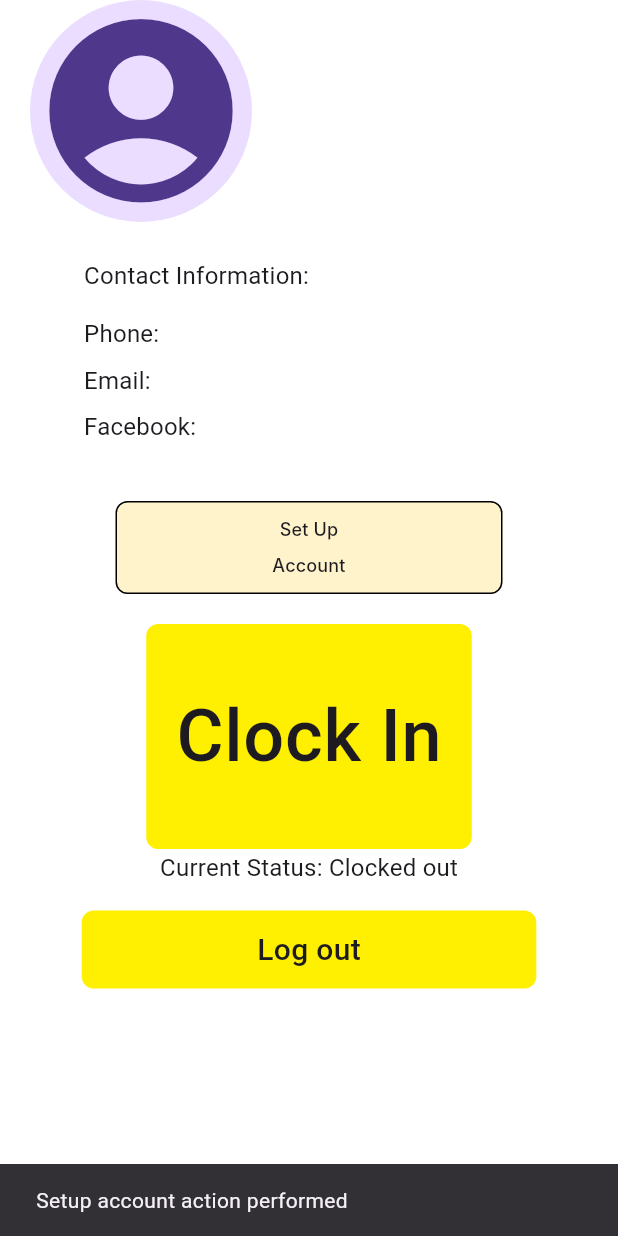
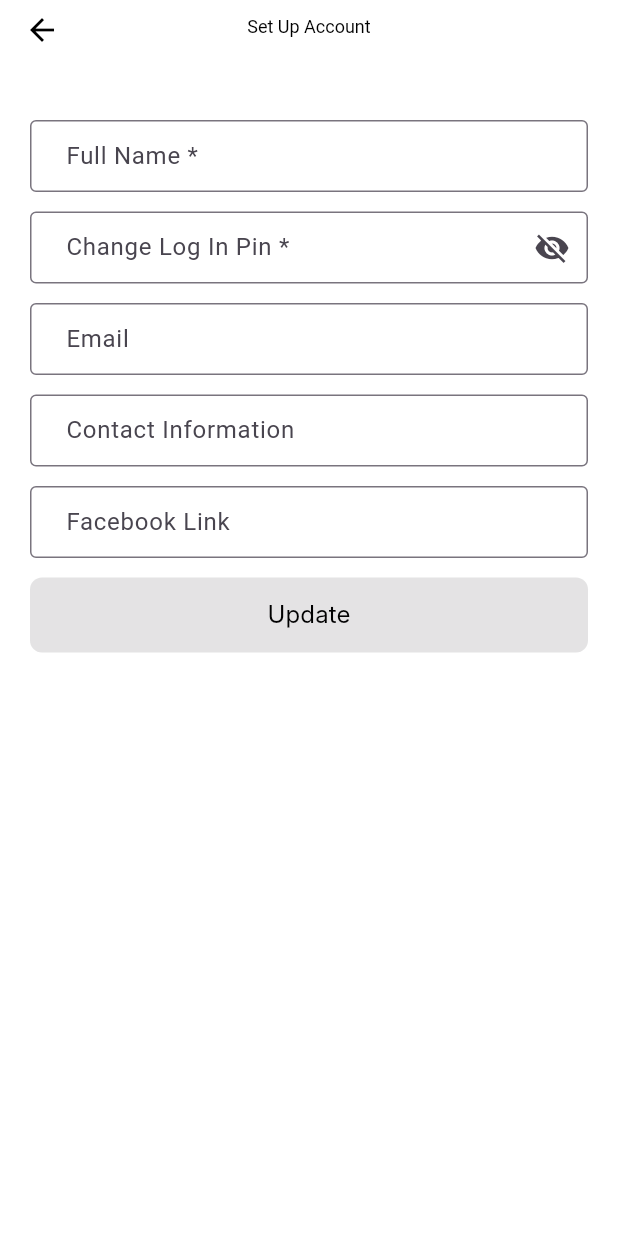
Before and after one commit to JeoSeutin07/chicks_mo_unli, a Flutter app: the ProfilePage screen opened directly, after a tap on "Set Up Account", on a phone screen of 412 x 824 dp. Run offline on Flutter 3.47's test engine with Material 3 defaults, Android fonts, the phone set to English and light mode, and no system bars; our stand-ins replace cloud_firestore, firebase_core, fl_chart, flutter_secure_storage; accounts and stored records are empty; Roboto replaces fonts that are missing (Inter, Quicksand).

Commit message:
Profile Fetching Properly

```diff
--- /dev/null
+++ b/lib/pages/Profile/widgets/setup_account.dart
@@ -0,0 +1,318 @@
+import 'package:cloud_firestore/cloud_firestore.dart';
+import 'package:flutter/material.dart';
+import 'package:provider/provider.dart';
+import '../../../providers/auth_provider.dart';
+
+class SetupAccountScreen extends StatefulWidget {
+  @override
+  _SetupAccountScreenState createState() => _SetupAccountScreenState();
+}
+
+class _SetupAccountScreenState extends State<SetupAccountScreen> {
+  final _formKey = GlobalKey<FormState>();
+  late TextEditingController _nameController;
+  late TextEditingController _pinController;
+  late TextEditingController _emailController;
+  late TextEditingController _phoneController;
+  late TextEditingController _facebookController;
+  bool _isChanged = false;
+  bool _isPinVisible = false; // Added to track PIN visibility
+
+  @override
+  void initState() {
+    super.initState();
+    final authProvider = Provider.of<AuthProvider>(context, listen: false);
+    _nameController = TextEditingController(text: authProvider.name);
+    _pinController = TextEditingController();
+    _emailController = TextEditingController(text: authProvider.email);
+    _phoneController = TextEditingController(text: authProvider.phoneNumber);
+    _facebookController = TextEditingController(text: authProvider.facebook);
+
+    _nameController.addListener(_onChanged);
+    _pinController.addListener(_onChanged);
+    _emailController.addListener(_onChanged);
+    _phoneController.addListener(_onChanged);
+    _facebookController.addListener(_onChanged);
+  }
+
+  void _onChanged() {
+    setState(() {
+      _isChanged = true;
+    });
+  }
+
+  Future<void> _updateDetails() async {
+    if (!_isChanged) return; // Skip update if no changes
+
+    final authProvider = Provider.of<AuthProvider>(context, listen: false);
+    final employeeId = authProvider.employeeId;
+
+    // Create a map to store only the changed fields
+    Map<String, dynamic> updates = {};
+
+    // Compare current values with initial ones and add changed fields to the map
+    if (_nameController.text != authProvider.name) {
+      updates['name'] = _nameController.text;
+    }
+    if (_pinController.text.isNotEmpty) {
+      // Ensure PIN is valid before adding it to updates
+      if (_pinController.text.length == 6 &&
+          RegExp(r'^\d{6}$').hasMatch(_pinController.text)) {
+        updates['pin'] = _pinController.text;
+      } else {
+        ScaffoldMessenger.of(context).showSnackBar(
+          const SnackBar(content: Text('Invalid PIN format')),
+        );
+        return;
+      }
+    }
+    if (_emailController.text != authProvider.email) {
+      // Validate email before adding
+      if (RegExp(r'^[a-zA-Z0-9._%+-]+@example\.com$')
+          .hasMatch(_emailController.text)) {
+        updates['email'] = _emailController.text;
+      } else {
+        ScaffoldMessenger.of(context).showSnackBar(
+          const SnackBar(content: Text('Invalid email format')),
+        );
+        return;
+      }
+    }
+    if (_phoneController.text != authProvider.phoneNumber) {
+      // Validate phone number before adding
+      if (RegExp(r'^(09\d{9}|\+639\d{9})$').hasMatch(_phoneController.text)) {
+        updates['phoneNumber'] = _phoneController.text;
+      } else {
+        ScaffoldMessenger.of(context).showSnackBar(
+          const SnackBar(content: Text('Invalid phone number format')),
+        );
+        return;
+      }
+    }
+    if (_facebookController.text != authProvider.facebook) {
+      updates['facebook'] = _facebookController.text;
+    }
+
+    // If no fields were changed, skip the update
+    if (updates.isEmpty) {
+      ScaffoldMessenger.of(context).showSnackBar(
+        const SnackBar(content: Text('No changes to update')),
+      );
+      return;
+    }
+
+    try {
+      // Update Firestore with only the changed fields
+      await FirebaseFirestore.instance
+          .collection('users')
+          .doc(employeeId)
+          .update(updates);
+
+      // Update the AuthProvider with new values
+      authProvider.setCredentials(employeeId);
+
+      setState(() {
+        _isChanged = false; // Reset change tracker
+      });
+
+      ScaffoldMessenger.of(context).showSnackBar(
+        const SnackBar(content: Text('Details updated successfully')),
+      );
+      Navigator.of(context).pop();
+    } catch (e) {
+      ScaffoldMessenger.of(context).showSnackBar(
+        SnackBar(content: Text('Error updating details: $e')),
+      );
+    }
+  }
+
+  @override
+  Widget build(BuildContext context) {
+    return Scaffold(
+      backgroundColor: Colors.transparent,
+      body: Stack(
+        children: [
+          Padding(
+            padding: const EdgeInsets.all(20),
+            child: SingleChildScrollView(
+              child: Column(
+                crossAxisAlignment: CrossAxisAlignment.start,
+                children: [
+                  Container(
+                    constraints: const BoxConstraints(maxWidth: 412),
+                    child: Form(
+                      key: _formKey,
+                      child: Column(
+                        crossAxisAlignment: CrossAxisAlignment.start,
+                        children: [
+                          const SizedBox(height: 60), // Space for the AppBar
+                          TextFormField(
+                            controller: _nameController,
+                            decoration: const InputDecoration(
+                              labelText: 'Full Name *',
+                              border: OutlineInputBorder(),
+                              contentPadding:
+                                  EdgeInsets.symmetric(horizontal: 20),
+                            ),
+                            validator: (value) {
+                              if (value == null || value.isEmpty) {
+                                return 'Please enter your full name';
+                              }
+                              final alphanumericRegex =
+                                  RegExp(r'^[a-zA-Z0-9. ]+$');
+                              if (!alphanumericRegex.hasMatch(value)) {
+                                return 'Full Name must be alphanumeric and can contain periods.';
+                              }
+                              return null;
+                            },
+                          ),
+                          const SizedBox(height: 13),
+                          TextFormField(
+                            keyboardType: TextInputType.number,
+                            controller: _pinController,
+                            decoration: InputDecoration(
+                              labelText: 'Change Log In Pin *',
+                              border: const OutlineInputBorder(),
+                              contentPadding:
+                                  const EdgeInsets.symmetric(horizontal: 20),
+                              suffixIcon: IconButton(
+                                icon: Icon(
+                                  _isPinVisible
+                                      ? Icons.visibility
+                                      : Icons.visibility_off,
+                                ),
+                                onPressed: () {
+                                  setState(() {
+                                    _isPinVisible = !_isPinVisible;
+                                  });
+                                },
+                              ),
+                            ),
+                            obscureText:
+                                !_isPinVisible, // Dynamically control text visibility
+                            validator: (value) {
+                              if (_isChanged &&
+                                  (value == null || value.isEmpty)) {
+                                return 'Please enter your PIN';
+                              }
+                              if (_isChanged && (value?.length ?? 0) != 6) {
+                                return 'PIN must be exactly 6 digits.';
+                              }
+                              final numericRegex = RegExp(r'^\d{6}$');
+                              if (_isChanged &&
+                                  value != null &&
+                                  !numericRegex.hasMatch(value)) {
+                                return 'PIN must contain only numbers.';
+                              }
+                              return null;
+                            },
+                          ),
+                          const SizedBox(height: 13),
+                          TextFormField(
+                            controller: _emailController,
+                            decoration: const InputDecoration(
+                              labelText: 'Email',
+                              border: OutlineInputBorder(),
+                              contentPadding:
+                                  EdgeInsets.symmetric(horizontal: 20),
+                            ),
+                            validator: (value) {
+                              if (value == null || value.isEmpty) {
+                                return 'Please enter your email';
+                              }
+                              final emailRegex = RegExp(
+                                  r'^[a-zA-Z0-9._%+-]+@[a-zA-Z0-9.-]+\.[a-zA-Z]{2,}$');
+                              if (!emailRegex.hasMatch(value)) {
+                                return 'Email must follow the pattern @example.com';
+                              }
+                              return null;
+                            },
+                          ),
+                          const SizedBox(height: 13),
+                          TextFormField(
+                            keyboardType: TextInputType.phone,
+                            controller: _phoneController,
+                            decoration: const InputDecoration(
+                              labelText: 'Contact Information',
+                              border: OutlineInputBorder(),
+                              contentPadding:
+                                  EdgeInsets.symmetric(horizontal: 20),
+                            ),
+                            validator: (value) {
+                              if (value == null || value.isEmpty) {
+                                return 'Please enter your contact information';
+                              }
+                              final phoneRegex =
+                                  RegExp(r'^(09\d{9}|(\+639\d{9}))$');
+                              if (!phoneRegex.hasMatch(value)) {
+                                return 'Contact must start with 09 or +639.';
+                              }
+                              return null;
+                            },
+                          ),
+                          const SizedBox(height: 13),
+                          TextFormField(
+                            controller: _facebookController,
+                            decoration: const InputDecoration(
+                              labelText: 'Facebook Link',
+                              border: OutlineInputBorder(),
+                              contentPadding:
+                                  EdgeInsets.symmetric(horizontal: 20),
+                            ),
+                          ),
+                          const SizedBox(height: 13),
+                          ElevatedButton(
+                            onPressed: _isChanged ? _updateDetails : null,
+                            style: ElevatedButton.styleFrom(
+                              backgroundColor: const Color(0xFFFFEF00),
+                              minimumSize: const Size.fromHeight(50),
+                              shape: RoundedRectangleBorder(
+                                borderRadius: BorderRadius.circular(8),
+                              ),
+                              elevation: 4,
+                              shadowColor: Colors.black.withOpacity(0.25),
+                            ),
+                            child: const Text(
+                              'Update',
+                              style: TextStyle(
+                                color: Colors.black,
+                                fontSize: 16,
+                                fontFamily: 'Inter',
+                                fontWeight: FontWeight.w400,
+                              ),
+                            ),
+                          ),
+                        ],
+                      ),
+                    ),
+                  ),
+                ],
+              ),
+            ),
+          ),
+          Positioned(
+            top: 0,
+            left: 0,
+            right: 0,
+            child: AppBar(
+              backgroundColor: Colors.transparent,
+              elevation: 0,
+              centerTitle: true,
+              title: const Text(
+                'Set Up Account',
+                style: TextStyle(color: Colors.black, fontSize: 12),
+              ),
+              toolbarHeight: 35, // Set the height to 35
+              leading: IconButton(
+                icon: const Icon(Icons.arrow_back, color: Colors.black),
+                onPressed: () {
+                  Navigator.of(context).pop();
+                },
+              ),
+            ),
+          ),
+        ],
+      ),
+    );
+  }
+}
--- a/lib/pages/login_screen.dart
+++ b/lib/pages/login_screen.dart
@@ -53,7 +53,7 @@ class _LoginScreenState extends State<LoginScreen> {
         if (user != null) {
           final authProvider =
               Provider.of<AuthProvider>(context, listen: false);
-          await authProvider.setCredentials(widget.employeeId, pin);
+          await authProvider.setCredentials(widget.employeeId);
 
           Navigator.pushReplacement(
             context,
--- a/lib/pages/profile_page.dart
+++ b/lib/pages/profile_page.dart
@@ -1,29 +1,43 @@
 import 'package:flutter/material.dart';
-import 'package:provider/provider.dart'; // Import provider for access to AuthProvider
-import 'Profile/widgets/clock_dialog.dart'; // Import ClockDialog widget
-import '../providers/auth_provider.dart'; // Adjust import based on your project structure
-import '../widgets/profile_info.dart'; // Import ProfileInfo widget
-import '../widgets/clock_in_section.dart'; // Import ClockInSection widget
+import 'package:provider/provider.dart';
+import '../providers/auth_provider.dart';
+import '../widgets/profile_info.dart';
+import '../widgets/clock_in_section.dart';
+import 'profile/widgets/setup_account.dart'; // Import SetupAccountScreen
 
 class ProfilePage extends StatelessWidget {
   const ProfilePage({super.key});
 
   @override
   Widget build(BuildContext context) {
-    // Access the AuthProvider instance and get user data
     final authProvider = Provider.of<AuthProvider>(context);
 
     return Scaffold(
       backgroundColor: Colors.transparent,
-      body: SingleChildScrollView(
+      body: Navigator(
+        onGenerateRoute: (RouteSettings settings) {
+          return MaterialPageRoute(
+            builder: (context) => ProfileContent(authProvider: authProvider),
+          );
+        },
+      ),
+    );
+  }
+}
+
+class ProfileContent extends StatelessWidget {
+  final AuthProvider authProvider;
+
+  const ProfileContent({super.key, required this.authProvider});
+
+  @override
+  Widget build(BuildContext context) {
+    return SingleChildScrollView(
       child: Padding(
-          padding: const EdgeInsets.symmetric(horizontal: 20.0),
-          child: Container(
+        padding: const EdgeInsets.all(16.0),
         child: Column(
-              mainAxisAlignment: MainAxisAlignment.center,
-              crossAxisAlignment: CrossAxisAlignment.center,
+          mainAxisAlignment: MainAxisAlignment.start,
           children: [
-                // Pass the data from AuthProvider to ProfileInfo
             ProfileInfo(
               username: authProvider.name,
               id: authProvider.employeeId,
@@ -38,8 +52,6 @@ class ProfilePage extends StatelessWidget {
           ],
         ),
       ),
-        ),
-      ),
     );
   }
 }
--- a/lib/providers/auth_provider.dart
+++ b/lib/providers/auth_provider.dart
@@ -40,14 +40,12 @@ class AuthProvider with ChangeNotifier {
 
   // Fetch user credentials
 
-  Future<void> setCredentials(String employeeId, String pin) async {
+  Future<void> setCredentials(String employeeId) async {
     try {
       // Fetch the user document matching EmployeeID and pin
       final QuerySnapshot result = await FirebaseFirestore.instance
           .collection('users')
           .where('EmployeeID', isEqualTo: employeeId)
-          .where('pin',
-              isEqualTo: int.parse(pin)) // Assuming 'pin' is stored as int
           .get();
 
       final List<DocumentSnapshot> documents = result.docs;
--- a/lib/widgets/clock_in_section.dart
+++ b/lib/widgets/clock_in_section.dart
@@ -4,6 +4,7 @@ import 'package:flutter_secure_storage/flutter_secure_storage.dart';
 import 'package:chicks_mo_unli/pages/auth_page.dart';
 import 'package:chicks_mo_unli/pages/Profile/clockin_screen.dart';
 import 'package:provider/provider.dart';
+import 'package:chicks_mo_unli/pages/Profile/widgets/setup_account.dart';
 
 class ClockInSection extends StatelessWidget {
   final String employeeId;
@@ -39,9 +40,11 @@ class _SetupAccountButtonState extends State<SetupAccountButton> {
   Color _buttonColor = const Color(0xFFFFF3CB);
 
   void _setupAccount() {
-    // Account setup logic here
-    ScaffoldMessenger.of(context).showSnackBar(
-      const SnackBar(content: Text('Setup account action performed')),
+    Navigator.push(
+      context,
+      MaterialPageRoute(
+        builder: (context) => SetupAccountScreen(),
+      ),
     );
   }
 
```
Also changed, not shown: lib/pages/main_page.dart (+13 -24 lines). Lines whose indentation alone changed are shown as unchanged.
